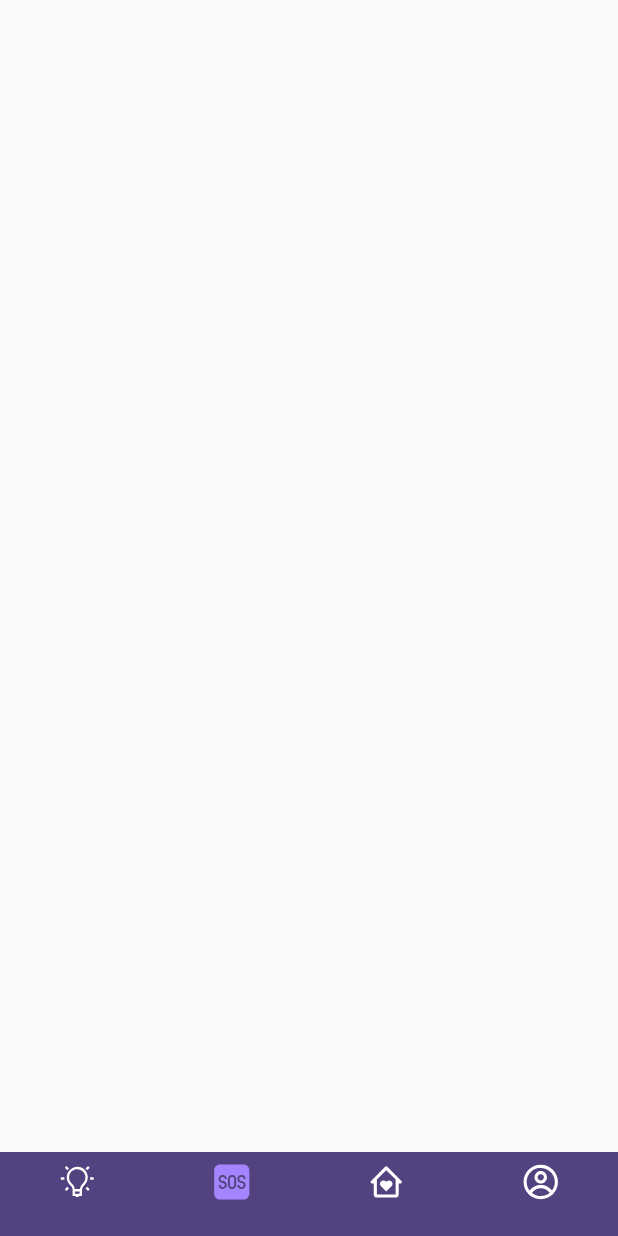
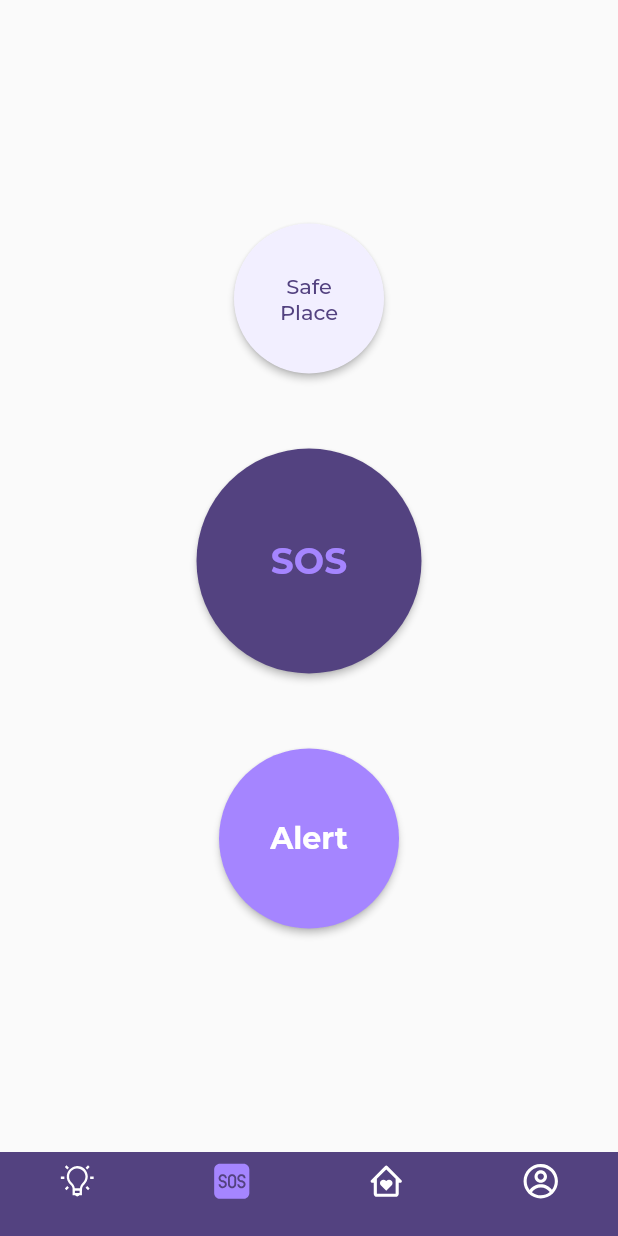
Before and after one commit to AliAkberAakash/guardian, a Flutter app: the screen it shows after launch, item 2 of the bottom bar chosen, on a phone screen of 412 x 824 dp. Run offline on Flutter 3.47's test engine with Material 2 defaults, Android fonts, the phone set to English and light mode, and no system bars; our stand-ins replace bloc, data_connection_checker, dio, equatable, flutter_bloc, flutter_svg and 4 more; network calls fail.

Commit message:
added sos page

```diff
--- a/guardian/lib/main.dart
+++ b/guardian/lib/main.dart
@@ -21,7 +21,7 @@ class MyApp extends StatelessWidget {
         accentColor: accent,
 
         // Define the default font family.
-        fontFamily: 'Georgia',
+        fontFamily: 'Montserrat',
 
       ),
       home: NavigationContainer(),
--- a/guardian/lib/ui/features/navigation_container/navigation_container.dart
+++ b/guardian/lib/ui/features/navigation_container/navigation_container.dart
@@ -3,6 +3,7 @@ import 'package:flutter_svg/flutter_svg.dart';
 import 'package:get/get.dart';
 import 'package:guardian/ui/features/google_map/map_screen.dart';
 import 'package:guardian/ui/features/home/home_page.dart';
+import 'package:guardian/ui/features/sos_page/sos_page.dart';
 import 'package:guardian/utils/my_colors.dart';
 
 import 'navigation_container_controller.dart';
@@ -96,7 +97,7 @@ class _NavigationContainerState extends State<NavigationContainer> {
   Widget _getBody(){
     switch(_controller.selectedIndex.value){
       case 0: return HomePage();
-      case 1: return MapScreen();
+      case 1: return SOSPage();
       case 2: return MapScreen();
       case 3: return MapScreen();
       default : return Container();
--- /dev/null
+++ b/guardian/lib/ui/features/sos_page/sos_page.dart
@@ -0,0 +1,77 @@
+import 'package:flutter/material.dart';
+import 'package:google_fonts/google_fonts.dart';
+import 'package:guardian/utils/my_colors.dart';
+
+class SOSPage extends StatelessWidget {
+  @override
+  Widget build(BuildContext context) {
+    return Scaffold(
+      body: Center(
+        child: Column(
+          mainAxisAlignment: MainAxisAlignment.center,
+          crossAxisAlignment: CrossAxisAlignment.center,
+          children: [
+            Container(
+              width: 100,
+              height: 100,
+              child: MaterialButton(
+                shape: CircleBorder(),
+                child: Text(
+                  "Safe Place",
+                  textAlign: TextAlign.center,
+                  style:GoogleFonts.montserrat(
+                      color: primary,
+                  )
+                ),
+                color: light_purple1,
+                onPressed: (){},
+              ),
+            ),
+            SizedBox(
+              height: 50,
+            ),
+            Container(
+              width: 150,
+              height: 150,
+              child: MaterialButton(
+                shape: CircleBorder(),
+                child: Text(
+                  "SOS",
+                  textAlign: TextAlign.center,
+                  style: GoogleFonts.montserrat(
+                    fontSize: 24,
+                    fontWeight: FontWeight.bold,
+                    color: accent,
+                  ),
+                ),
+                color: primary,
+                onPressed: (){},
+              ),
+            ),
+            SizedBox(
+              height: 50,
+            ),
+            Container(
+              width: 120,
+              height: 120,
+              child: MaterialButton(
+                shape: CircleBorder(),
+                child: Text(
+                  "Alert",
+                  textAlign: TextAlign.center,
+                  style: GoogleFonts.montserrat(
+                    fontSize: 20,
+                    fontWeight: FontWeight.bold,
+                    color: white,
+                  ),
+                ),
+                color: accent,
+                onPressed: (){},
+              ),
+            ),
+          ],
+        ),
+      ),
+    );
+  }
+}
--- a/guardian/lib/utils/my_colors.dart
+++ b/guardian/lib/utils/my_colors.dart
@@ -5,3 +5,4 @@ const black = Color(0xff000000);
 const primary = Color(0xff534280);
 const primary_dark = Color(0xffffc7c7);
 const accent = Color(0xffA585FF);
+const light_purple1 = Color(0xffF2EFFF);
--- a/guardian/pubspec.yaml
+++ b/guardian/pubspec.yaml
@@ -30,6 +30,8 @@ dependencies:
   get: ^3.24.0
   # SVG Picture
   flutter_svg: ^0.19.1
+  # google fonts
+  google_fonts: ^1.1.1
 
 dev_dependencies:
   flutter_test:
```
Also changed, not shown: guardian/pubspec.lock.
